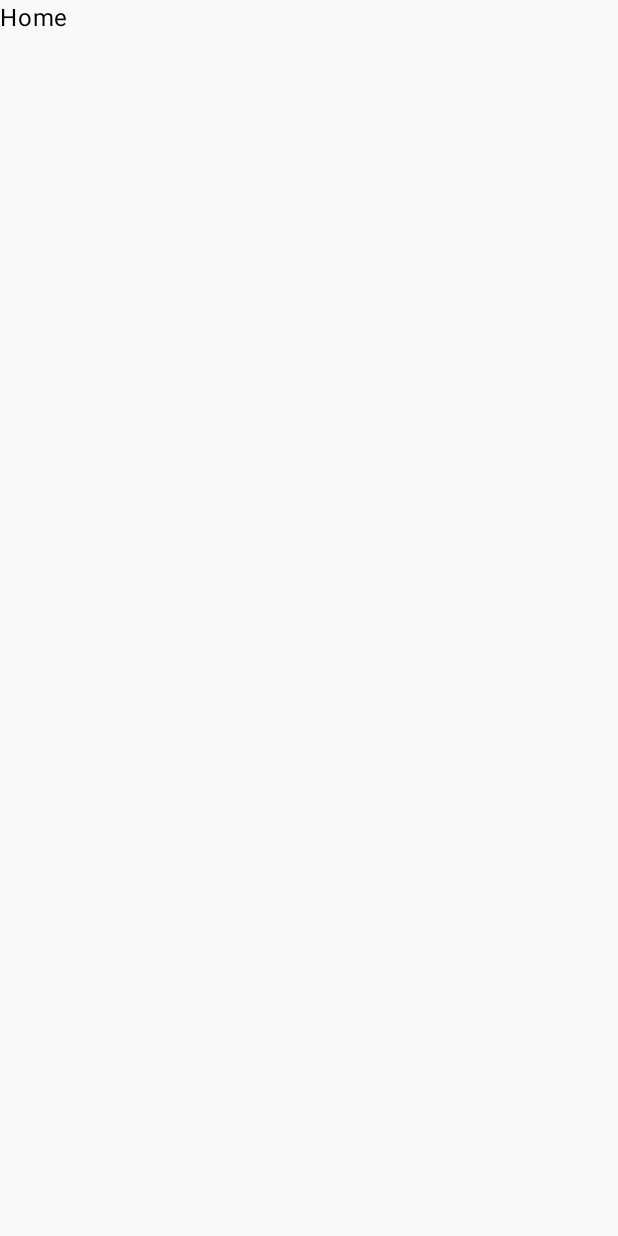
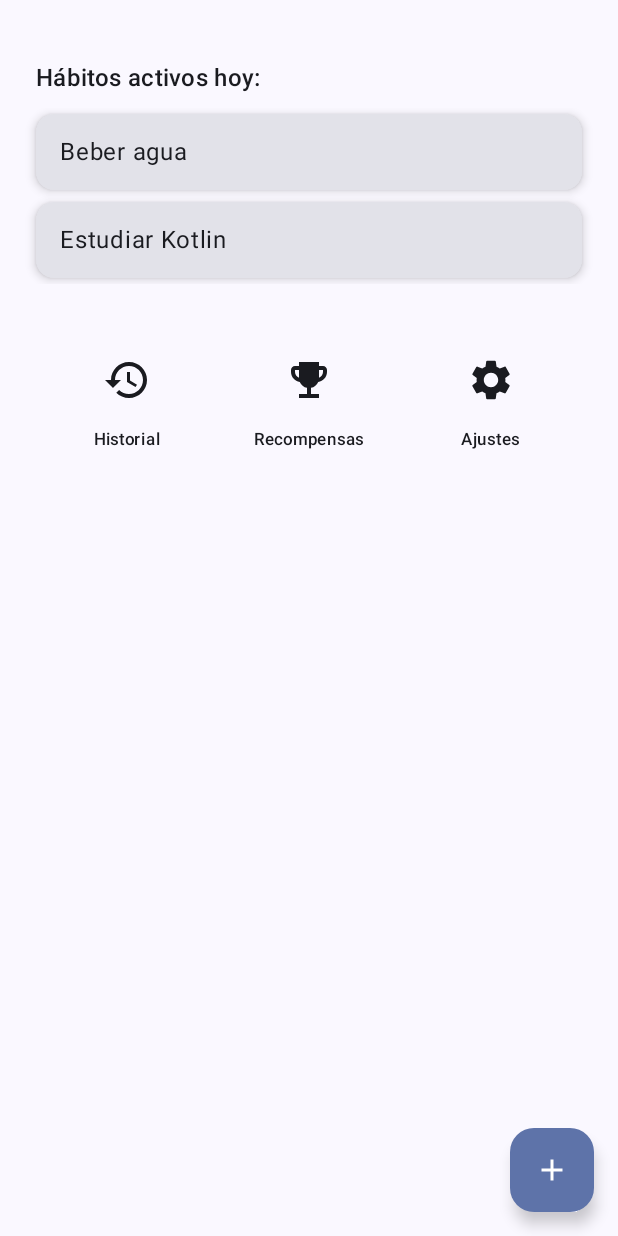
Before and after one commit to iballa003/Seguimiento-de-habitos, an Android app built with Jetpack Compose: the HomeScreen screen opened through its navigation route, on a phone screen of 412 x 824 dp. Before the commit the screen is almost empty. Run offline under Robolectric (Android 15) with nearby library versions, the phone set to English and light mode, and no system bars.

```diff
--- a/app/build.gradle.kts
+++ b/app/build.gradle.kts
@@ -2,6 +2,7 @@ plugins {
     alias(libs.plugins.android.application)
     alias(libs.plugins.kotlin.android)
     alias(libs.plugins.kotlin.compose)
+    id("org.jetbrains.kotlin.plugin.serialization") version "2.0.0"
 }
 
 android {
@@ -65,4 +66,7 @@ dependencies {
     // JSON Serialization
     implementation("org.jetbrains.kotlinx:kotlinx-serialization-json:1.7.3")
 
+    implementation("androidx.compose.material:material-icons-extended:1.5.4")
+
+
 }
--- a/app/src/main/AndroidManifest.xml
+++ b/app/src/main/AndroidManifest.xml
@@ -4,6 +4,7 @@
 
     <application
         android:allowBackup="true"
+        android:networkSecurityConfig="@xml/network_security_config"
         android:dataExtractionRules="@xml/data_extraction_rules"
         android:fullBackupContent="@xml/backup_rules"
         android:icon="@mipmap/ic_launcher"
--- /dev/null
+++ b/app/src/main/java/org/iesharia/seguimientodehabitos/data/api/CategoriaApi.kt
@@ -0,0 +1,32 @@
+package org.iesharia.seguimientodehabitos.data.api
+
+import android.util.Log
+import io.ktor.client.*
+import io.ktor.client.call.*
+import io.ktor.client.plugins.contentnegotiation.*
+import io.ktor.client.request.*
+import io.ktor.client.statement.bodyAsText
+import io.ktor.http.*
+import io.ktor.serialization.kotlinx.json.*
+import kotlinx.serialization.json.Json
+import org.iesharia.seguimientodehabitos.data.model.Categoria
+
+object CategoriaService {
+    private val client = HttpClient {
+        install(ContentNegotiation) {
+            json(Json { ignoreUnknownKeys = true })
+        }
+    }
+
+    suspend fun obtenerCategorias(): List<Categoria> {
+        return try {
+            val response = client.get("http://10.0.2.2:8080/categorias")
+            Log.i("Respuesta cruda", "Respuesta cruda: ${response.bodyAsText()}")
+            return response.body()
+
+        } catch (e: Exception) {
+            Log.i("Respuesta","Error al obtener categorías: ${e.message}")
+            emptyList()
+        }
+    }
+}
--- a/app/src/main/java/org/iesharia/seguimientodehabitos/navigation/AppNavigation.kt
+++ b/app/src/main/java/org/iesharia/seguimientodehabitos/navigation/AppNavigation.kt
@@ -1,6 +1,7 @@
 package org.iesharia.seguimientodehabitos.navigation
 
 import android.widget.Toast
+import androidx.compose.material3.Text
 import androidx.compose.runtime.Composable
 import androidx.compose.ui.platform.LocalContext
 import org.iesharia.seguimientodehabitos.ui.screen.HomeScreen
@@ -15,6 +16,8 @@ import kotlinx.coroutines.Dispatchers
 import kotlinx.coroutines.launch
 import kotlinx.coroutines.withContext
 import org.iesharia.seguimientodehabitos.data.api.AuthService
+import org.iesharia.seguimientodehabitos.ui.screen.HabitFormScreen
+import org.iesharia.seguimientodehabitos.ui.screen.HabitListScreen
 
 @Composable
 fun AppNavigation() {
@@ -22,7 +25,7 @@ fun AppNavigation() {
     val context = LocalContext.current
     NavHost(
         navController = navController,
-        startDestination = Routes.LOGIN
+        startDestination = Routes.HABIT_FORM
     ) {
         composable(Routes.LOGIN) {
             LoginScreen(
@@ -58,12 +61,54 @@ fun AppNavigation() {
 
         composable(Routes.HOME) {
             HomeScreen(
-//                onLogout = {
-//                    navController.navigate(Routes.LOGIN) {
-//                        popUpTo(Routes.LOGIN) { inclusive = true }
-//                    }
-//                }
+                userName = "Iballa",
+                habits = listOf("Beber agua", "Estudiar Kotlin"),
+                onGoToHistorial = { navController.navigate(Routes.HISTORY) },
+                onGoToRecompensas = { navController.navigate(Routes.REWARDS) },
+                onGoToConfiguracion = { navController.navigate(Routes.SETTINGS) },
+                onRegistrarProgreso = { navController.navigate(Routes.PROGRESS) }
             )
         }
+        composable(Routes.HABIT_LIST) {
+            HabitListScreen(
+                habits = listOf("Beber agua", "Leer 10 páginas"),
+                onCreateHabit = { navController.navigate(Routes.HABIT_FORM) },
+                onDeleteHabit = { habit ->
+                    println("Eliminar hábito: $habit")
+                },
+                onEditHabit = { habit ->
+                    println("Editar hábito: $habit")
+                }
+            )
+        }
+        composable(Routes.HABIT_FORM) {
+            HabitFormScreen(
+                usuarioId = 1,
+                categorias = listOf(
+                    1 to "Salud", 2 to "Lectura", 3 to "Ejercicio"
+                ),
+                onSave = { habit ->
+                    println("Hábito guardado: $habit")
+                    navController.popBackStack()
+                },
+                onCancel = {
+                    navController.popBackStack()
+                }
+            )
+        }
+
+        composable(Routes.HISTORY) {
+            Text("Pantalla de Historial")
+        }
+        composable(Routes.REWARDS) {
+            Text("Pantalla de Recompensas")
+        }
+        composable(Routes.SETTINGS) {
+            Text("Pantalla de Ajustes")
+        }
+        composable(Routes.PROGRESS) {
+            Text("Pantalla de Registro de Progreso")
+        }
+
     }
 }
--- /dev/null
+++ b/app/src/main/java/org/iesharia/seguimientodehabitos/ui/components/DropdownMenuWithLabel.kt
@@ -0,0 +1,37 @@
+package org.iesharia.seguimientodehabitos.ui.components
+
+import androidx.compose.foundation.layout.Column
+import androidx.compose.material3.*
+import androidx.compose.runtime.*
+import androidx.compose.ui.Modifier
+
+@Composable
+fun DropdownMenuWithLabel(
+    categorias: List<Pair<Int, String>>,
+    selectedId: Int,
+    onSelected: (Int) -> Unit
+) {
+    var expanded by remember { mutableStateOf(false) }
+    val selectedName = categorias.firstOrNull { it.first == selectedId }?.second ?: ""
+
+    Column {
+        TextButton(onClick = { expanded = true }) {
+            Text(text = if (selectedName.isNotBlank()) selectedName else "Selecciona una categoría")
+        }
+
+        DropdownMenu(
+            expanded = expanded,
+            onDismissRequest = { expanded = false }
+        ) {
+            categorias.forEach { (id, name) ->
+                DropdownMenuItem(
+                    text = { Text(name) },
+                    onClick = {
+                        onSelected(id)
+                        expanded = false
+                    }
+                )
+            }
+        }
+    }
+}
--- /dev/null
+++ b/app/src/main/java/org/iesharia/seguimientodehabitos/ui/screen/HabitFormScreen.kt
@@ -0,0 +1,126 @@
+package org.iesharia.seguimientodehabitos.ui.screen
+
+import androidx.compose.foundation.layout.*
+import androidx.compose.foundation.lazy.LazyColumn
+import androidx.compose.foundation.lazy.items
+import androidx.compose.material3.*
+import androidx.compose.runtime.*
+import androidx.compose.ui.Modifier
+import androidx.compose.ui.unit.dp
+import androidx.compose.ui.Alignment
+import org.iesharia.seguimientodehabitos.data.api.CategoriaService
+import org.iesharia.seguimientodehabitos.data.model.Categoria
+import org.iesharia.seguimientodehabitos.data.model.HabitFormData
+import org.iesharia.seguimientodehabitos.ui.components.DropdownMenuWithLabel
+
+@Composable
+fun HabitFormScreen(
+    usuarioId: Int,
+    categorias: List<Pair<Int, String>>,
+    onSave: (HabitFormData) -> Unit,
+    onCancel: () -> Unit
+) {
+    var nombre by remember { mutableStateOf("") }
+    var descripcion by remember { mutableStateOf("") }
+    var metaTexto by remember { mutableStateOf("") }
+    var estado by remember { mutableStateOf(true) }
+
+    var categoriaSeleccionada by remember { mutableStateOf(categorias.firstOrNull()?.first ?: 1) }
+    val categorias2 = remember { mutableStateOf<List<Categoria>>(emptyList()) }
+
+    LaunchedEffect(Unit) {
+        try {
+            categorias2.value = CategoriaService.obtenerCategorias()
+        } catch (e: Exception) {
+            println("Error al cargar categorías: ${e.message}")
+        }
+    }
+    Column(
+        modifier = Modifier
+            .fillMaxSize()
+            .padding(24.dp),
+        verticalArrangement = Arrangement.Top
+    ) {
+        Text("Nuevo Hábito", style = MaterialTheme.typography.headlineMedium)
+
+        Spacer(modifier = Modifier.height(24.dp))
+
+        OutlinedTextField(
+            value = nombre,
+            onValueChange = { nombre = it },
+            label = { Text("Nombre del hábito") },
+            modifier = Modifier.fillMaxWidth()
+        )
+
+        Spacer(modifier = Modifier.height(12.dp))
+
+        OutlinedTextField(
+            value = descripcion,
+            onValueChange = { descripcion = it },
+            label = { Text("Descripción") },
+            modifier = Modifier.fillMaxWidth()
+        )
+
+        Spacer(modifier = Modifier.height(12.dp))
+
+        OutlinedTextField(
+            value = metaTexto,
+            onValueChange = { metaTexto = it },
+            label = { Text("Meta numérica") },
+            modifier = Modifier.fillMaxWidth()
+        )
+
+        Spacer(modifier = Modifier.height(12.dp))
+
+        Row(verticalAlignment = Alignment.CenterVertically) {
+            Text("¿Activo?")
+            Spacer(modifier = Modifier.width(8.dp))
+            Switch(checked = estado, onCheckedChange = { estado = it })
+        }
+
+        Spacer(modifier = Modifier.height(16.dp))
+
+        Text("Categoría", style = MaterialTheme.typography.titleSmall)
+
+        DropdownMenuWithLabel(
+            categorias = categorias,
+            selectedId = categoriaSeleccionada,
+            onSelected = { categoriaSeleccionada = it }
+        )
+
+        Spacer(modifier = Modifier.height(24.dp))
+
+        Row(
+            modifier = Modifier.fillMaxWidth(),
+            horizontalArrangement = Arrangement.SpaceBetween
+        ) {
+            OutlinedButton(onClick = onCancel) {
+                Text("Cancelar")
+            }
+
+            Button(onClick = {
+                val meta = metaTexto.toIntOrNull() ?: 1
+                onSave(
+                    HabitFormData(
+                        usuarioId = usuarioId,
+                        nombre = nombre,
+                        descripcion = descripcion,
+                        meta = meta,
+                        estado = estado,
+                        categoriaId = categoriaSeleccionada
+                    )
+                )
+            }) {
+                Text("Guardar")
+            }
+
+        }
+
+
+        LazyColumn {
+            items(categorias2.value) { cat ->
+                Text("Categoría: ${cat.nombre}")
+            }
+        }
+    }
+}
--- a/app/src/main/java/org/iesharia/seguimientodehabitos/ui/screen/HomeScreen.kt
+++ b/app/src/main/java/org/iesharia/seguimientodehabitos/ui/screen/HomeScreen.kt
@@ -1,9 +1,100 @@
 package org.iesharia.seguimientodehabitos.ui.screen
 
-import androidx.compose.material3.Text
-import androidx.compose.runtime.Composable
+import androidx.compose.foundation.layout.*
+import androidx.compose.foundation.lazy.LazyColumn
+import androidx.compose.foundation.lazy.items
+import androidx.compose.material.icons.Icons
+import androidx.compose.material.icons.filled.History
+import androidx.compose.material.icons.filled.Settings
+import androidx.compose.material.icons.filled.EmojiEvents
+import androidx.compose.material.icons.filled.Add
+import androidx.compose.material3.*
+import androidx.compose.runtime.*
+import androidx.compose.ui.Alignment
+import androidx.compose.ui.Modifier
+import androidx.compose.ui.unit.dp
 
 @Composable
-fun HomeScreen(){
-    Text(text = "Home")
+fun HomeScreen(
+    userName: String = "Usuario",
+    habits: List<String> = listOf("Beber agua", "Leer 10 páginas", "Caminar 30 min"),
+    onGoToHistorial: () -> Unit,
+    onGoToRecompensas: () -> Unit,
+    onGoToConfiguracion: () -> Unit,
+    onRegistrarProgreso: () -> Unit
+) {
+    Scaffold(
+        floatingActionButton = {
+            FloatingActionButton(onClick = onRegistrarProgreso) {
+                Icon(Icons.Default.Add, contentDescription = "Registrar progreso")
+            }
+        }
+    ) { padding ->
+        Column(
+            modifier = Modifier
+                .fillMaxSize()
+                .padding(padding)
+                .padding(24.dp)
+        ) {
+//            Text(
+//                text = "Hola, $userName 👋",
+//                style = MaterialTheme.typography.headlineMedium
+//            )
+
+            Spacer(modifier = Modifier.height(16.dp))
+
+            Text("Hábitos activos hoy:", style = MaterialTheme.typography.titleMedium)
+
+            Spacer(modifier = Modifier.height(8.dp))
+
+            LazyColumn {
+                items(habits) { habit ->
+                    Card(
+                        modifier = Modifier
+                            .fillMaxWidth()
+                            .padding(vertical = 4.dp),
+                        elevation = CardDefaults.cardElevation(defaultElevation = 4.dp)
+                    ) {
+                        Text(
+                            text = habit,
+                            modifier = Modifier.padding(16.dp),
+                            style = MaterialTheme.typography.bodyLarge
+                        )
+                    }
+                }
+            }
+
+            Spacer(modifier = Modifier.height(24.dp))
+
+            Row(
+                modifier = Modifier
+                    .fillMaxWidth()
+                    .padding(top = 8.dp),
+                horizontalArrangement = Arrangement.SpaceEvenly
+            ) {
+                listOf(
+                    Triple(Icons.Default.History, "Historial", onGoToHistorial),
+                    Triple(Icons.Default.EmojiEvents, "Recompensas", onGoToRecompensas),
+                    Triple(Icons.Default.Settings, "Ajustes", onGoToConfiguracion)
+                ).forEach { (icon, label, onClick) ->
+                    Column(
+                        horizontalAlignment = Alignment.CenterHorizontally,
+                        modifier = Modifier
+                            .weight(1f)
+                            .padding(horizontal = 8.dp)
+                    ) {
+                        IconButton(onClick = onClick, modifier = Modifier.size(64.dp)) {
+                            Icon(
+                                imageVector = icon,
+                                contentDescription = label,
+                                modifier = Modifier.size(32.dp)
+                            )
+                        }
+                        Text(label, style = MaterialTheme.typography.labelSmall)
+                    }
+                }
+            }
+
+        }
+    }
 }
--- /dev/null
+++ b/app/src/main/res/xml/network_security_config.xml
@@ -0,0 +1,6 @@
+<?xml version="1.0" encoding="utf-8"?>
+<network-security-config>
+    <domain-config cleartextTrafficPermitted="true">
+        <domain includeSubdomains="false">10.0.2.2</domain>
+    </domain-config>
+</network-security-config>
```
Also changed, not shown: app/src/main/java/org/iesharia/seguimientodehabitos/data/model/Categoria.kt (added, +8 -0 lines), app/src/main/java/org/iesharia/seguimientodehabitos/data/model/HabitFormData.kt (added, +10 -0 lines), app/src/main/java/org/iesharia/seguimientodehabitos/navigation/Routes.kt (+7 -0 lines), app/src/main/java/org/iesharia/seguimientodehabitos/ui/screen/HabitListScreen.kt (added, +71 -0 lines).
